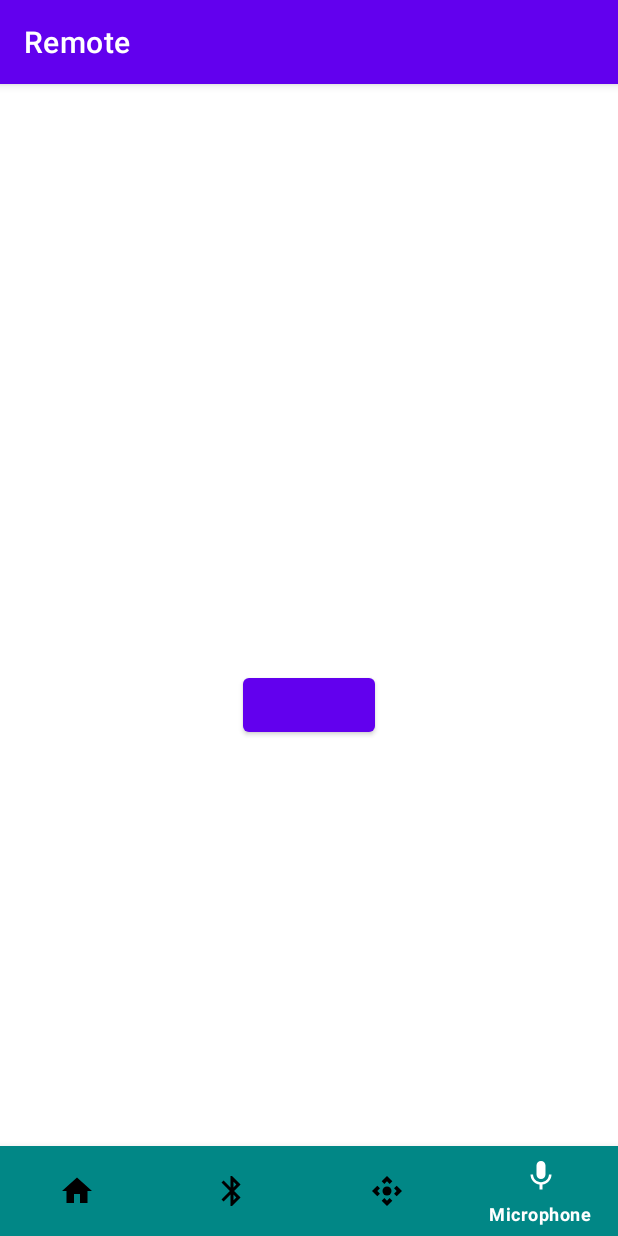
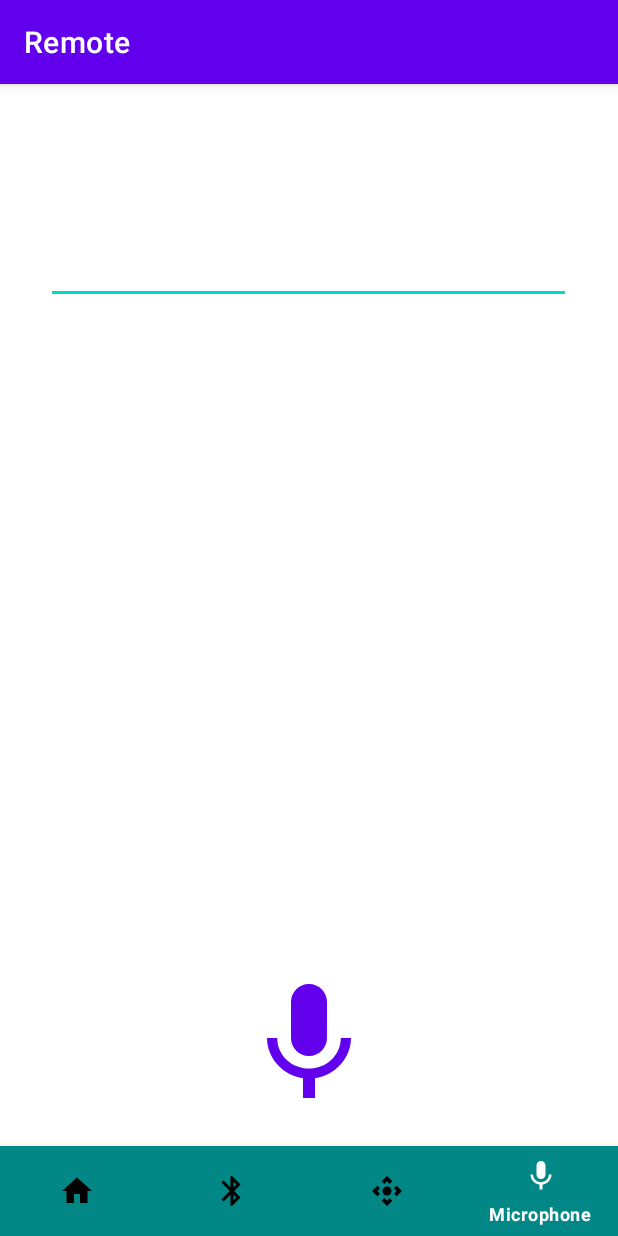
Before and after one commit to povilassl/Arduino-Controlled-RC-Car, an Android app: the Control screen opened directly, with no data from a screen before it, item 4 of the bottom bar chosen, on a phone screen of 412 x 824 dp. Run offline under Robolectric (Android 15) with nearby library versions, the phone set to English and light mode, and no system bars.

Commit message:
working on dialogs, persmissions, microphone

```diff
--- a/remote/app/src/main/java/com/example/remote/Bluetooth.java
+++ b/remote/app/src/main/java/com/example/remote/Bluetooth.java
@@ -224,7 +224,7 @@
 
     }
 
-    //check if the permissions where granted act accordingly
+    //check if the permissions where granted, act accordingly
     @Override
     public void onRequestPermissionsResult(int requestCode, String[] permissions, int[] grantResults) {
         super.onRequestPermissionsResult(requestCode, permissions, grantResults);
--- a/remote/app/src/main/java/com/example/remote/Control.java
+++ b/remote/app/src/main/java/com/example/remote/Control.java
@@ -1,9 +1,11 @@
 package com.example.remote;
 
 import androidx.annotation.NonNull;
+import androidx.appcompat.app.AlertDialog;
 import androidx.appcompat.app.AppCompatActivity;
 
 import android.bluetooth.BluetoothSocket;
+import android.content.DialogInterface;
 import android.content.Intent;
 import android.os.Bundle;
 import android.util.Log;
@@ -69,8 +71,9 @@
 
         } catch (Exception e) {
             //err
-            Log.d("Tag", "Couldnt get socket or output stream");
-//            return;
+            Log.d("Tag", "Couldn't get socket or output stream");
+            showDialogBox(1);
+            return;
         }
 
         Button buttonForward = (Button) findViewById(R.id.button_forward);
@@ -120,8 +123,45 @@
             _outStream.writeChar(command);
         }catch (Exception e){
             Log.d("Tag", "Couldn't write to socket");
+            showDialogBox(1);
         }
 
     }
 
+    //show custom dialog box based on choice of error provided
+    private void showDialogBox(int choice) {
+        String title;
+        String message;
+
+        switch (choice) {
+            case 1:
+                title = "Connection error";
+                message = "Could not get socket or output stream";
+                break;
+            case 2:
+                title = "Connection error";
+                message = "Could not write to this device";
+                break;
+            default:
+                return;
+        }
+
+        //show dialog
+        AlertDialog.Builder builder = new AlertDialog.Builder(Control.this);
+        builder
+                .setTitle(title)
+                .setMessage(message)
+                .setPositiveButton("Ok", new DialogInterface.OnClickListener() {
+                    @Override
+                    public void onClick(DialogInterface dialogInterface, int i) {
+
+                    }
+                });
+
+        AlertDialog dialog = builder.create();
+        dialog.show();
+
+    }
+
+
 }
--- a/remote/app/src/main/java/com/example/remote/Microphone.java
+++ b/remote/app/src/main/java/com/example/remote/Microphone.java
@@ -1,12 +1,14 @@
 package com.example.remote;
 
 import androidx.annotation.NonNull;
+import androidx.appcompat.app.AlertDialog;
 import androidx.appcompat.app.AppCompatActivity;
 import androidx.core.app.ActivityCompat;
 import androidx.core.content.ContextCompat;
 
 import android.Manifest;
 import android.bluetooth.BluetoothSocket;
+import android.content.DialogInterface;
 import android.content.Intent;
 import android.content.pm.PackageManager;
 import android.media.MediaPlayer;
@@ -41,8 +43,8 @@
 
 public class Microphone extends AppCompatActivity {
 
-    private TextView commandtext;
     private DataOutputStream _outStream;
+    private TextView textView;
 
     @Override
     protected void onCreate(Bundle savedInstanceState) {
@@ -80,23 +82,22 @@
             }
         });
 
-        commandtext = (TextView) findViewById(R.id.command_text);
-
         try {
             //get socket for sending data
             BluetoothSocket socket = ((MyApplication) this.getApplication()).getConnectedSocket();
             OutputStream tmpOut = socket.getOutputStream();
             _outStream = new DataOutputStream(tmpOut);
 
-        } catch (IOException e) {
+        } catch (Exception e) {
             Log.d("tag", e.toString());
+            showDialogBox(1);
             return;
         }
 
 
         checkPermissions();
 
-        final TextView recordingText = findViewById(R.id.recording_text);
+        textView = findViewById(R.id.text);
         final SpeechRecognizer speechRecognizer = SpeechRecognizer.createSpeechRecognizer(this);
 
         final Intent speechRecognizerIntent = new Intent(RecognizerIntent.ACTION_RECOGNIZE_SPEECH);
@@ -137,7 +138,7 @@
 
                 //display first match
                 if (matches != null) {
-                    recordingText.setText("Input: " + matches.get(0));
+                    textView.setText("Input: " + matches.get(0));
                     sendCommand(matches.get(0));
                 }
             }
@@ -151,7 +152,7 @@
             }
         });
 
-        recordingText.addTextChangedListener(new TextWatcher() {
+        textView.addTextChangedListener(new TextWatcher() {
             @Override
             public void beforeTextChanged(CharSequence charSequence, int i, int i1, int i2) {
             }
@@ -168,6 +169,7 @@
         findViewById(R.id.button_recording).setOnTouchListener(new View.OnTouchListener() {
             @Override
             public boolean onTouch(View v, MotionEvent motionEvent) {
+                checkPermissions();
 
                 switch (motionEvent.getAction()) {
                     case MotionEvent.ACTION_UP:
@@ -175,9 +177,9 @@
                         break;
 
                     case MotionEvent.ACTION_DOWN:
-                        recordingText.setText("");
+                        textView.setText("");
                         speechRecognizer.startListening(speechRecognizerIntent);
-                        recordingText.setHint("Listening...");
+                        textView.setHint("Listening...");
                         break;
                 }
 
@@ -201,47 +203,129 @@
     private void sendCommand(String input) {
 
         //for storing commands to send
-        List<Character> commands = new ArrayList<>();
+        List<Character> commandsSend = new ArrayList<>();
+
+        //for textView update
+        List<String> commandsText = new ArrayList<>();
 
         //split input by into array of words (to iterate in order)
         List<String> inputList = new ArrayList<String>(Arrays.asList(input.split(" ")));
 
         for (String str : inputList) {
-            if (str.contains("forward")) {
-                commands.add('F');
+            if (str.contains("forward") || str.equals("go")) {
+                commandsSend.add('F');
+                commandsText.add("Forward");
             }
 
             //works with backward as well
             if (str.contains("back")) {
-                commands.add('B');
+                commandsSend.add('B');
+                commandsText.add("Backward");
             }
 
             if (str.contains("left")) {
-                commands.add('L');
+                commandsSend.add('L');
+                commandsText.add("Left");
             }
 
             if (str.contains("straight")) {
-                commands.add('S');
+                commandsSend.add('S');
+                commandsText.add("Straight");
+
             }
 
             if (str.contains("right")) {
-                commands.add('R');
+                commandsSend.add('R');
+                commandsText.add("Right");
             }
 
             if (str.contains("stop")) {
-                commands.add('C');
+                commandsSend.add('C');
+                commandsText.add("Stop");
             }
         }
 
+        String text = "";
+
+        if(commandsText.isEmpty()){
+            text = "none";
+        }else {
+            for (String str : commandsText){
+                text = text.concat(str + " ");
+
+            }
+        }
+
+        textView.setText("Commands: " + text);
+
         try {
-            for (Character c : commands){
+            for (Character c : commandsSend){
                 _outStream.writeChar(c);
             }
         }catch (Exception e){
             Log.d("tag", e.toString());
+            showDialogBox(2);
             return;
         }
+    }
+
+    //show custom dialog box based on choice of error provided
+    private void showDialogBox(int choice) {
+        String title;
+        String message;
+
+        switch (choice) {
+            case 1:
+                title = "Connection error";
+                message = "Could not connect to device";
+                break;
+            case 2:
+                title = "Connection error";
+                message = "Could not send data to device";
+                break;
+            case 3:
+                title = "Permissions";
+                message = "This Activity can not run without previously requested permissions. " +
+                        "Please allow then in your settings";
+                break;
+            default:
+                return;
+        }
+
+        //show dialog
+        AlertDialog.Builder builder = new AlertDialog.Builder(Microphone.this);
+        builder
+                .setTitle(title)
+                .setMessage(message)
+                .setPositiveButton("Ok", new DialogInterface.OnClickListener() {
+                    @Override
+                    public void onClick(DialogInterface dialogInterface, int i) {
+
+                    }
+                });
+
+        AlertDialog dialog = builder.create();
+        dialog.show();
 
     }
 
+    //check if the permissions where granted, act accordingly
+    @Override
+    public void onRequestPermissionsResult(int requestCode, String[] permissions, int[] grantResults) {
+        super.onRequestPermissionsResult(requestCode, permissions, grantResults);
+        switch (requestCode) {
+            case 1:
+                // If request is cancelled, the result arrays are empty.
+                if (grantResults.length > 0 && grantResults[0] == PackageManager.PERMISSION_GRANTED) {
+
+                    //restart activity to get list
+                    finish();
+                    startActivity(new Intent(getApplicationContext(), Microphone.class));
+                } else {
+                    showDialogBox(3);
+                }
+                return;
+        }
+    }
+
 }
--- a/remote/app/src/main/res/layout/activity_microphone.xml
+++ b/remote/app/src/main/res/layout/activity_microphone.xml
@@ -7,35 +7,28 @@
     tools:context=".Microphone">
 
 
-    <LinearLayout
-        android:layout_width="match_parent"
-        android:layout_height="match_parent"
-        android:layout_marginBottom="60dp"
-        android:gravity="center"
-        android:orientation="vertical">
+    <Button
+        android:id="@+id/button_recording"
+        style="@style/Widget.AppCompat.Button.Borderless.Colored"
+        android:layout_width="96sp"
+        android:layout_height="96sp"
+        android:layout_alignParentBottom="true"
+        android:layout_centerHorizontal="true"
+        android:layout_marginBottom="80dp"
+        android:background="@drawable/ic_microphone" />
 
-        <TextView
-            android:id="@+id/recording_text"
-            android:layout_width="wrap_content"
-            android:layout_height="60dp"
-            android:gravity="center_vertical"
-            android:textSize="25sp" />
-        <TextView
-            android:id="@+id/command_text"
-            android:layout_width="wrap_content"
-            android:layout_height="60dp"
-            android:gravity="center_vertical"
-            android:textSize="25sp" />
-
-        <Button
-            android:id="@+id/button_recording"
-            android:layout_width="wrap_content"
-            android:layout_height="wrap_content"
-            android:layout_margin="8dp"
-            android:textAllCaps="false"
-            android:textSize="19sp" />
-
-    </LinearLayout>
+    <EditText
+        android:id="@+id/text"
+        style="@android:style/Widget.DeviceDefault.EditText"
+        android:layout_width="350sp"
+        android:layout_height="wrap_content"
+        android:layout_alignParentTop="true"
+        android:layout_centerHorizontal="true"
+        android:layout_marginTop="101dp"
+        android:ems="10"
+        android:inputType="textPersonName"
+        android:singleLine="false"
+        android:autofillHints="hold mis and speak" />
 
 
     <com.google.android.material.bottomnavigation.BottomNavigationView
```
Also changed, not shown: 2 other files.
